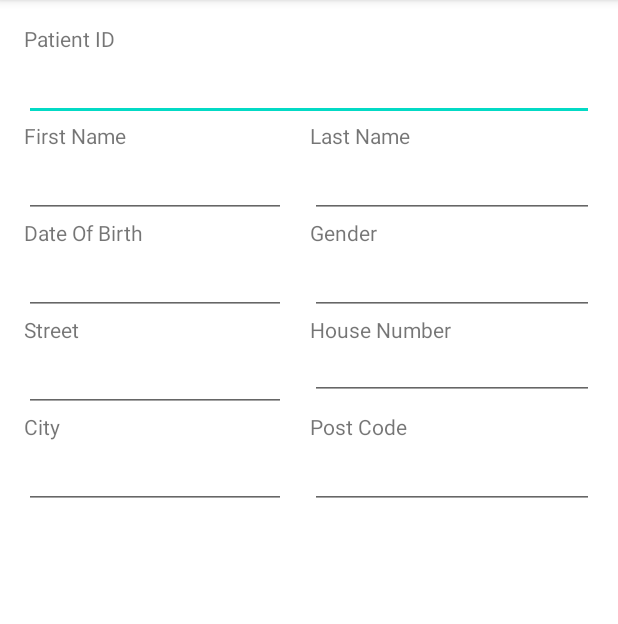
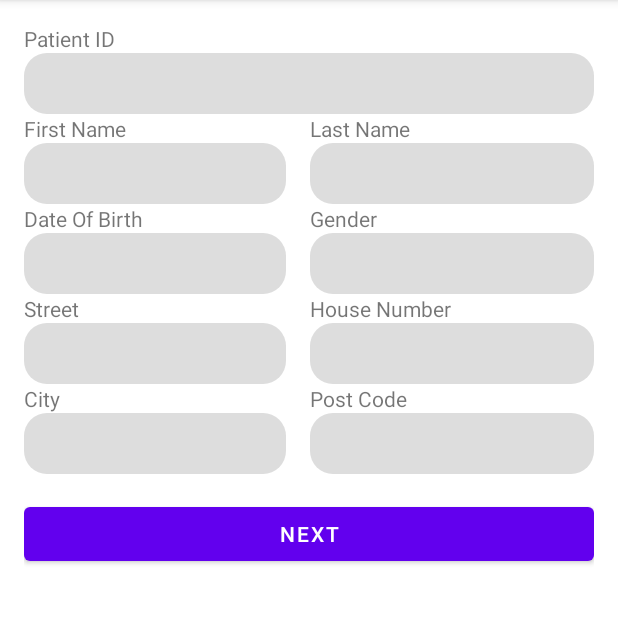
Before and after one commit to binarynumdev/patient-doctor-app, an Android app: the fragment PatientPersonalDetailsFragment shown on its own in the app's theme, on a phone screen of 412 x 824 dp, the part 84-708 px from its top. Run offline under Robolectric (Android 15) with nearby library versions, the phone set to English and light mode, and no system bars.

Commit message:
update personal details fragment ui

```diff
--- a/app/src/main/res/layout/fragment_patient_personal_details.xml
+++ b/app/src/main/res/layout/fragment_patient_personal_details.xml
@@ -7,7 +7,6 @@
     android:layout_width="match_parent"
     android:layout_height="match_parent"
     android:padding="@dimen/activity_horizontal_margin">
-
     <androidx.constraintlayout.widget.ConstraintLayout
         android:layout_width="match_parent"
         android:layout_height="wrap_content">
@@ -34,8 +33,10 @@
             android:layout_width="0dp"
             android:layout_height="wrap_content"
             android:layout_marginRight="@dimen/activity_horizontal_margin"
+            android:background="@drawable/round_corder_edit_text"
             android:ems="10"
             android:inputType="textPersonName"
+            android:padding="@dimen/appbar_padding_top"
             app:layout_constraintEnd_toStartOf="@+id/textView11"
             app:layout_constraintStart_toStartOf="parent"
             app:layout_constraintTop_toBottomOf="@+id/textView12" />
@@ -44,8 +45,10 @@
             android:id="@+id/editLastName"
             android:layout_width="0dp"
             android:layout_height="wrap_content"
+            android:background="@drawable/round_corder_edit_text"
             android:ems="10"
             android:inputType="textPersonName"
+            android:padding="@dimen/appbar_padding_top"
             app:layout_constraintEnd_toEndOf="parent"
             app:layout_constraintStart_toStartOf="@+id/textView11"
             app:layout_constraintTop_toTopOf="@+id/editFirstName" />
@@ -63,8 +66,12 @@
             android:layout_width="0dp"
             android:layout_height="wrap_content"
             android:layout_marginEnd="16dp"
+            android:background="@drawable/round_corder_edit_text"
             android:ems="10"
-            android:inputType="textPersonName"
+            android:focusable="false"
+            android:clickable="false"
+            android:cursorVisible="false"
+            android:padding="@dimen/appbar_padding_top"
             app:layout_constraintEnd_toStartOf="@+id/textView4"
             app:layout_constraintStart_toStartOf="parent"
             app:layout_constraintTop_toBottomOf="@+id/textView16" />
@@ -82,9 +89,11 @@
             android:layout_width="0dp"
             android:layout_height="wrap_content"
             android:layout_marginRight="@dimen/activity_horizontal_margin"
+            android:background="@drawable/round_corder_edit_text"
+
             android:ems="10"
-
             android:inputType="textPersonName"
+            android:padding="@dimen/appbar_padding_top"
             app:layout_constraintEnd_toStartOf="@+id/textView2"
             app:layout_constraintStart_toStartOf="parent"
             app:layout_constraintTop_toBottomOf="@+id/textView17" />
@@ -113,8 +122,10 @@
             android:layout_width="0dp"
             android:layout_height="wrap_content"
             android:layout_marginRight="@dimen/activity_horizontal_margin"
+            android:background="@drawable/round_corder_edit_text"
             android:ems="10"
             android:inputType="textPersonName"
+            android:padding="@dimen/appbar_padding_top"
             app:layout_constraintEnd_toEndOf="@+id/textView18"
             app:layout_constraintEnd_toStartOf="@+id/editPostalCode"
             app:layout_constraintStart_toStartOf="parent"
@@ -124,8 +135,10 @@
             android:id="@+id/editPostalCode"
             android:layout_width="0dp"
             android:layout_height="wrap_content"
+            android:background="@drawable/round_corder_edit_text"
             android:ems="10"
             android:inputType="textPersonName"
+            android:padding="@dimen/appbar_padding_top"
             app:layout_constraintEnd_toEndOf="parent"
             app:layout_constraintStart_toStartOf="@+id/textView19"
             app:layout_constraintTop_toTopOf="@+id/editCity" />
@@ -142,13 +155,14 @@
             android:id="@+id/editHouseNumber"
             android:layout_width="0dp"
             android:layout_height="wrap_content"
-            android:layout_marginBottom="16dp"
+            android:background="@drawable/round_corder_edit_text"
             android:ems="10"
             android:inputType="textPersonName"
+            android:padding="@dimen/appbar_padding_top"
             app:layout_constraintBottom_toTopOf="@+id/textView19"
             app:layout_constraintEnd_toEndOf="parent"
             app:layout_constraintStart_toStartOf="@+id/textView2"
-            app:layout_constraintTop_toBottomOf="@+id/textView2" />
+            app:layout_constraintTop_toTopOf="@+id/editStreet" />
 
         <TextView
             android:id="@+id/textView3"
@@ -162,8 +176,10 @@
             android:id="@+id/editPatientID"
             android:layout_width="0dp"
             android:layout_height="wrap_content"
+            android:background="@drawable/round_corder_edit_text"
             android:ems="10"
             android:inputType="textPersonName"
+            android:padding="@dimen/appbar_padding_top"
             app:layout_constraintEnd_toEndOf="parent"
             app:layout_constraintStart_toStartOf="parent"
             app:layout_constraintTop_toBottomOf="@+id/textView3" />
@@ -175,17 +191,34 @@
             android:text="@string/gender"
             app:layout_constraintEnd_toEndOf="parent"
             app:layout_constraintStart_toStartOf="@+id/editLastName"
-            app:layout_constraintTop_toBottomOf="@+id/editLastName" />
+            app:layout_constraintTop_toBottomOf="@+id/editLastName"
+            />
 
         <EditText
             android:id="@+id/editGender"
             android:layout_width="0dp"
             android:layout_height="wrap_content"
+            android:background="@drawable/round_corder_edit_text"
             android:ems="10"
-            android:inputType="textPersonName"
+            android:focusable="false"
+            android:clickable="false"
+            android:cursorVisible="false"
+            android:padding="@dimen/appbar_padding_top"
             app:layout_constraintEnd_toEndOf="parent"
             app:layout_constraintStart_toStartOf="@+id/textView4"
-            app:layout_constraintTop_toBottomOf="@+id/textView4" />
+            app:layout_constraintTop_toBottomOf="@+id/textView4"
+
+            />
+
+        <Button
+            android:id="@+id/btnContinue"
+            android:layout_width="0dp"
+            android:layout_height="wrap_content"
+            android:layout_marginTop="@dimen/activity_horizontal_margin"
+            android:text="@string/btn_next"
+            app:layout_constraintEnd_toEndOf="parent"
+            app:layout_constraintStart_toStartOf="parent"
+            app:layout_constraintTop_toBottomOf="@+id/editCity" />
 
 
     </androidx.constraintlayout.widget.ConstraintLayout>
```
